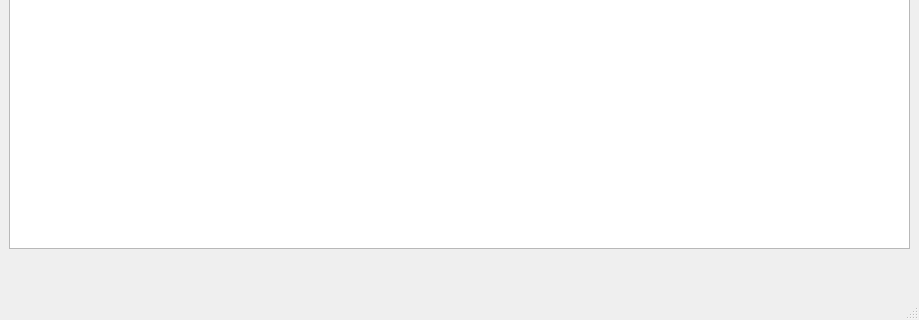
First picture: the form in mainwindow.ui, repository ccf19881030/ip_scan, before the edit; both pictures show x 0 to 919 and y 307 to 627 of the 919 by 627 pixel window.
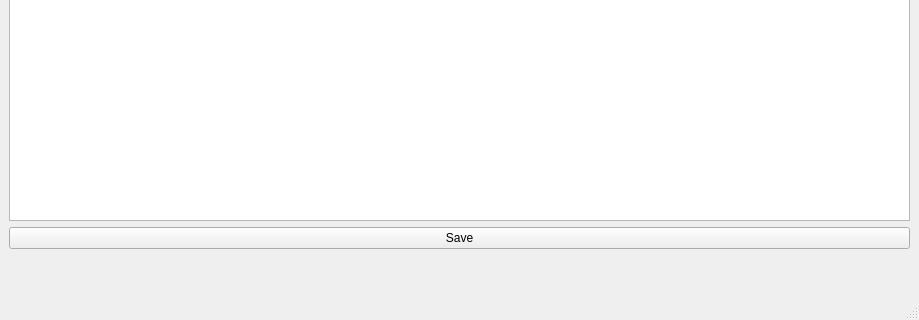
Second picture: the form after the edit.

The edit to the form file:
```diff
--- a/mainwindow.ui
+++ b/mainwindow.ui
@@ -125,6 +125,13 @@
       </property>
      </widget>
     </item>
+    <item>
+     <widget class="QPushButton" name="saveButton">
+      <property name="text">
+       <string>Save</string>
+      </property>
+     </widget>
+    </item>
     <item>
      <spacer name="verticalSpacer">
       <property name="orientation">
```
